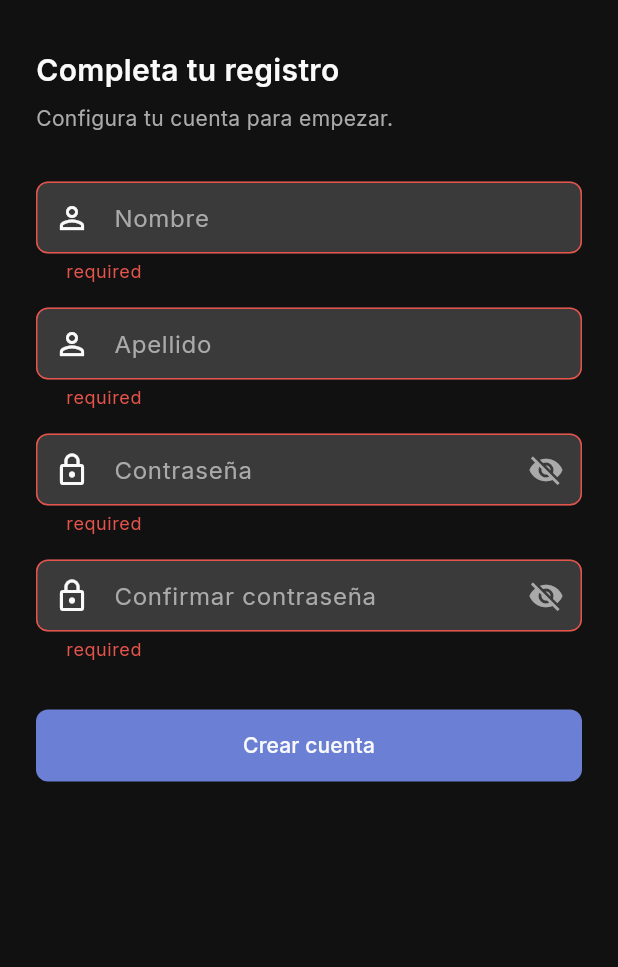
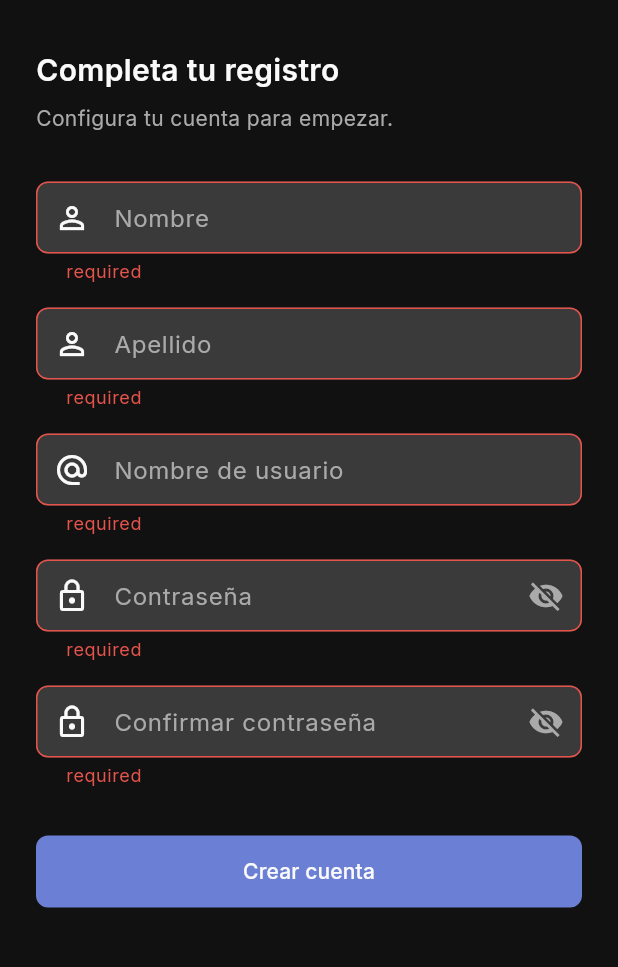
Before and after one commit to ovo86da/sadday-app, a Flutter app: the CompleteRegistrationScreen screen opened by its route, after a tap on "Crear cuenta", on a phone screen of 412 x 824 dp, the part 153-1120 px from its top. Run offline on Flutter 3.47's test engine with Material 3 defaults, Android fonts, the light colour scheme and no system bars; drawn by our look-alikes of reactive_forms; our stand-ins replace cookie_jar, dio, dio_cookie_manager, file_picker, fl_chart, flutter_dotenv and 12 more; accounts and stored records are empty; project files that could hold a hidden picture were left out.

Commit message:
fix(mobile): corregir payload de completeRegistration
- Añadir campo 'username' en data_source, repository, notifier y screen
- Corregir nombre de campo: 'password_confirmation' → 'confirmPassword'
- Añadir campo username en el formulario con validación de patrón (^[a-z0-9._-]+$)
- Corregir validación de contraseña: mínimo 8 → 12 caracteres (alineado con backend)

El flujo de registro estaba completamente roto: el backend exige 'username'
(@NotBlank, 4–100 chars) y 'confirmPassword', pero el mobile omitía username
y enviaba 'password_confirmation'. Resultado: 422 en todos los intentos.

```diff
--- a/mobile/lib/features/auth/data/auth_remote_data_source.dart
+++ b/mobile/lib/features/auth/data/auth_remote_data_source.dart
@@ -72,6 +72,7 @@ class AuthRemoteDataSource {
 
   Future<LoginApiResponse> completeRegistration({
     required String invitationToken,
+    required String username,
     required String nombre,
     required String apellido,
     required String password,
@@ -79,10 +80,11 @@ class AuthRemoteDataSource {
   }) async {
     final res = await _dio.post('/v1/registro/completar', data: {
       'token': invitationToken,
+      'username': username,
       'nombre': nombre,
       'apellido': apellido,
       'password': password,
-      'password_confirmation': passwordConfirmation,
+      'confirmPassword': passwordConfirmation,
     });
     final inner = (res.data as Map<String, dynamic>)['data'] as Map<String, dynamic>;
     return LoginSuccess(
--- a/mobile/lib/features/auth/data/auth_repository.dart
+++ b/mobile/lib/features/auth/data/auth_repository.dart
@@ -52,6 +52,7 @@ class AuthRepository {
 
   Future<void> completeRegistration({
     required String invitationToken,
+    required String username,
     required String nombre,
     required String apellido,
     required String password,
@@ -59,6 +60,7 @@ class AuthRepository {
   }) async {
     final response = await dataSource.completeRegistration(
       invitationToken: invitationToken,
+      username: username,
       nombre: nombre,
       apellido: apellido,
       password: password,
--- a/mobile/lib/features/auth/presentation/providers/login_notifier.dart
+++ b/mobile/lib/features/auth/presentation/providers/login_notifier.dart
@@ -53,6 +53,7 @@ class LoginNotifier extends Notifier<LoginUiState> {
 
   Future<void> completeRegistration({
     required String invitationToken,
+    required String username,
     required String nombre,
     required String apellido,
     required String password,
@@ -60,6 +61,7 @@ class LoginNotifier extends Notifier<LoginUiState> {
   }) =>
       _run(() => ref.read(authRepositoryProvider).completeRegistration(
             invitationToken: invitationToken,
+            username: username,
             nombre: nombre,
             apellido: apellido,
             password: password,
--- a/mobile/lib/features/auth/presentation/screens/complete_registration_screen.dart
+++ b/mobile/lib/features/auth/presentation/screens/complete_registration_screen.dart
@@ -29,8 +29,16 @@ class _CompleteRegistrationScreenState
       {
         'nombre': FormControl<String>(validators: [Validators.required]),
         'apellido': FormControl<String>(validators: [Validators.required]),
+        'username': FormControl<String>(
+          validators: [
+            Validators.required,
+            Validators.minLength(4),
+            Validators.maxLength(100),
+            Validators.pattern(r'^[a-z0-9._-]+$'),
+          ],
+        ),
         'password': FormControl<String>(
-          validators: [Validators.required, Validators.minLength(8)],
+          validators: [Validators.required, Validators.minLength(12)],
         ),
         'confirmation': FormControl<String>(validators: [Validators.required]),
       },
@@ -105,6 +113,29 @@ class _CompleteRegistrationScreenState
                       ),
                       const SizedBox(height: 16),
                       ReactiveTextField<String>(
+                        formControlName: 'username',
+                        textInputAction: TextInputAction.next,
+                        autocorrect: false,
+                        enableSuggestions: false,
+                        decoration: const InputDecoration(
+                          labelText: 'Nombre de usuario',
+                          hintText: 'ej. juan.perez',
+                          prefixIcon: Icon(Icons.alternate_email),
+                          helperText:
+                              'Solo letras minúsculas, números, puntos, guiones',
+                        ),
+                        validationMessages: {
+                          ValidationMessage.required: (_) => 'Requerido',
+                          ValidationMessage.minLength: (_) =>
+                              'Mínimo 4 caracteres',
+                          ValidationMessage.maxLength: (_) =>
+                              'Máximo 100 caracteres',
+                          ValidationMessage.pattern: (_) =>
+                              'Solo letras minúsculas, números, . - _',
+                        },
+                      ),
+                      const SizedBox(height: 16),
+                      ReactiveTextField<String>(
                         formControlName: 'password',
                         obscureText: _obscure1,
                         enableSuggestions: false,
@@ -126,7 +157,7 @@ class _CompleteRegistrationScreenState
                         validationMessages: {
                           ValidationMessage.required: (_) => 'Requerido',
                           ValidationMessage.minLength: (_) =>
-                              'Mínimo 8 caracteres',
+                              'Mínimo 12 caracteres',
                         },
                       ),
                       const SizedBox(height: 16),
@@ -185,6 +216,7 @@ class _CompleteRegistrationScreenState
     if (_form.invalid) return;
     ref.read(loginNotifierProvider.notifier).completeRegistration(
           invitationToken: widget.invitationToken,
+          username: _form.control('username').value as String,
           nombre: _form.control('nombre').value as String,
           apellido: _form.control('apellido').value as String,
           password: _form.control('password').value as String,
```
